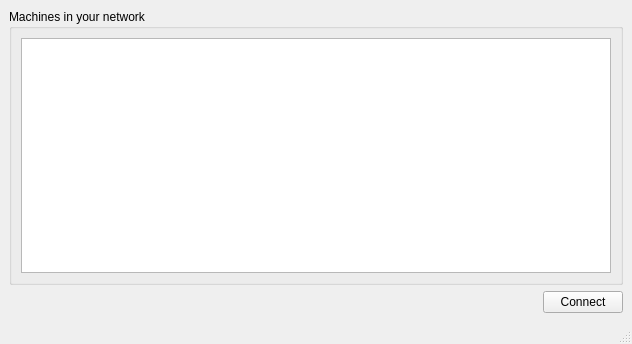
The window that MainWindow.ui (jambamamba/ScreenController) describes before a commit, drawn with Qt 5.
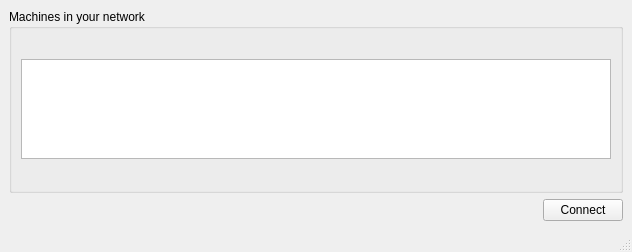
The same window after the commit. Icons and pictures are not drawn. Custom widgets are drawn as their Qt base class.

What changed in the file:
```diff
--- a/MainWindow.ui
+++ b/MainWindow.ui
@@ -7,7 +7,7 @@
     <x>0</x>
     <y>0</y>
     <width>632</width>
-    <height>344</height>
+    <height>252</height>
    </rect>
   </property>
   <property name="windowTitle">
@@ -28,7 +28,19 @@
       </property>
       <layout class="QHBoxLayout" name="horizontalLayout_2">
        <item>
-        <widget class="QListView" name="listView">
+        <widget class="NodeListView" name="listView">
+         <property name="sizePolicy">
+          <sizepolicy hsizetype="MinimumExpanding" vsizetype="MinimumExpanding">
+           <horstretch>0</horstretch>
+           <verstretch>0</verstretch>
+          </sizepolicy>
+         </property>
+         <property name="maximumSize">
+          <size>
+           <width>16777215</width>
+           <height>100</height>
+          </size>
+         </property>
          <property name="viewMode">
           <enum>QListView::IconMode</enum>
          </property>
@@ -94,6 +106,13 @@
   </widget>
   <widget class="QStatusBar" name="statusbar"/>
  </widget>
+ <customwidgets>
+  <customwidget>
+   <class>NodeListView</class>
+   <extends>QListView</extends>
+   <header>NodeListView.h</header>
+  </customwidget>
+ </customwidgets>
  <resources>
   <include location="screencontroller.qrc"/>
  </resources>
```
Left out of the diff: 2 changed lines with no effect on the pictures.
